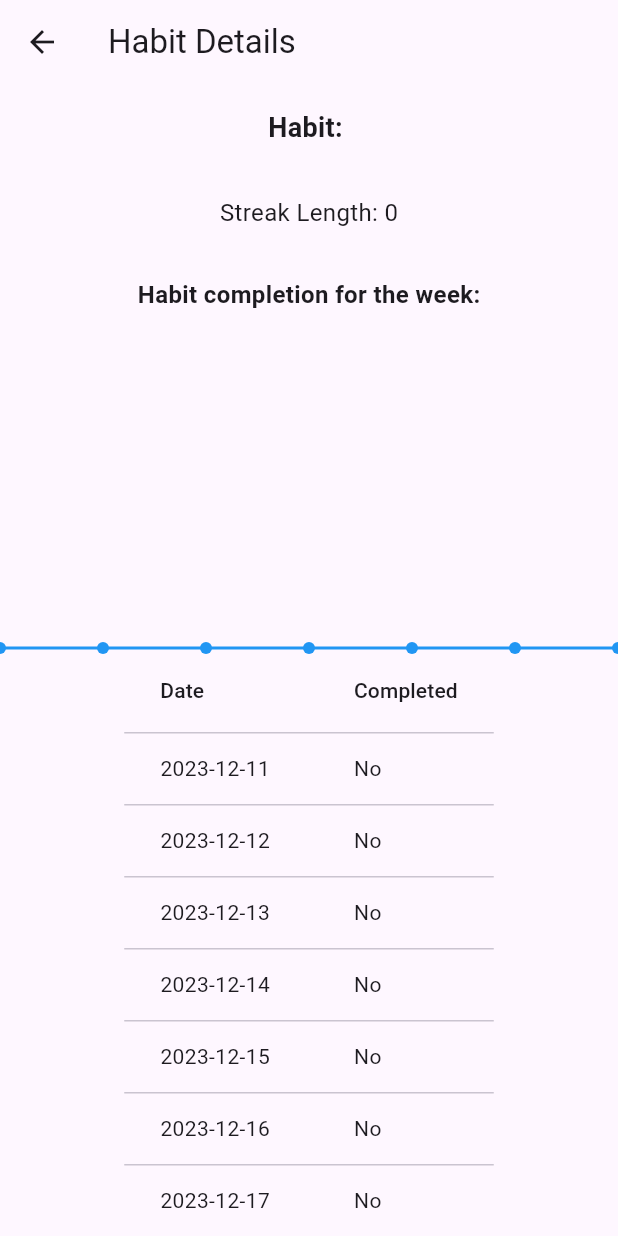
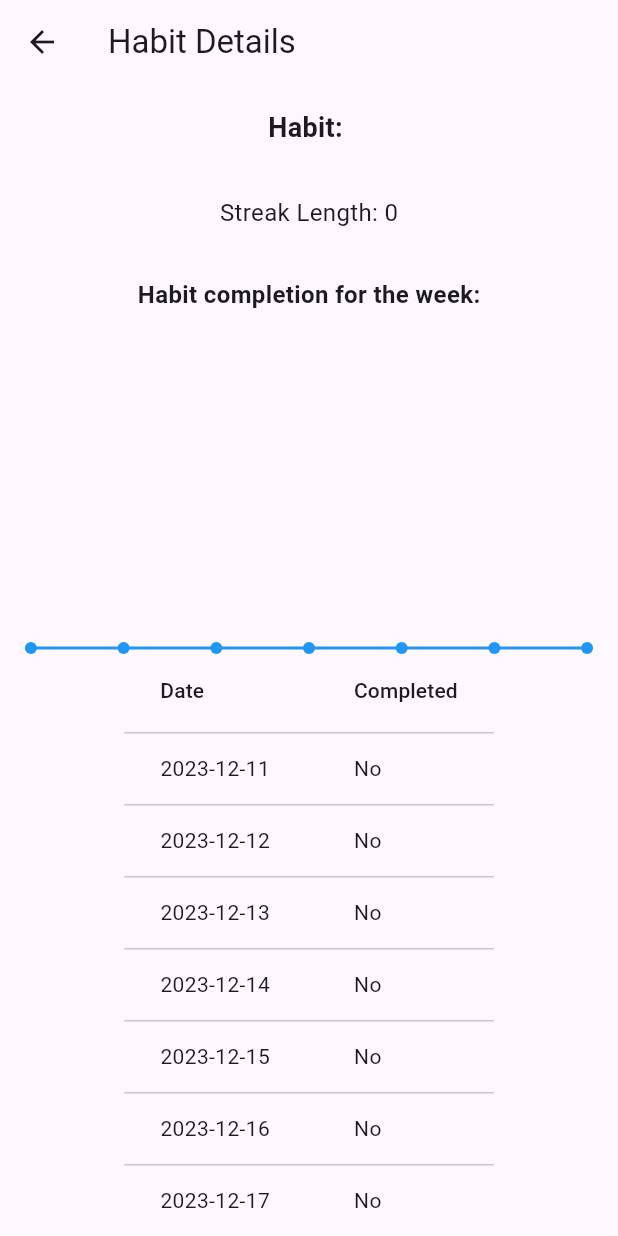
Before and after one commit to DamjanVincic/gdsc-solution-challenge, a Flutter app: the HabitDetailsScreen screen opened directly with empty values, on a phone screen of 412 x 824 dp. Run offline on Flutter 3.47's test engine with Material 3 defaults, Android fonts, the phone set to English and light mode, and no system bars; drawn by our look-alikes of fl_chart; our stand-ins replace flutter_local_notifications, google_maps_flutter, location, permission_handler, share, shared_preferences and 1 more; missing offline and left inert: flutter_config; accounts and stored records are empty; network calls fail.

Commit message:
Fix pixel overflow in habit details screen

```diff
--- a/lib/src/views/habit_details_screen.dart
+++ b/lib/src/views/habit_details_screen.dart
@@ -66,6 +66,9 @@ class _HabitDetailsScreenState extends State<HabitDetailsScreen> {
           ),
           // Display habit completion status for each day in the week using a graph
           Expanded(
+            child: Center(
+              child: SizedBox(
+                width: MediaQuery.of(context).size.width * 0.9,
                 child: LineChart(
                   LineChartData(
                     gridData: FlGridData(show: false),
@@ -84,6 +87,8 @@ class _HabitDetailsScreenState extends State<HabitDetailsScreen> {
                         colors: [Colors.blue],
                       ),
                     ],
+                  ),
+                ),
               ),
             ),
           ),
```
Lines whose indentation alone changed are shown as unchanged.
